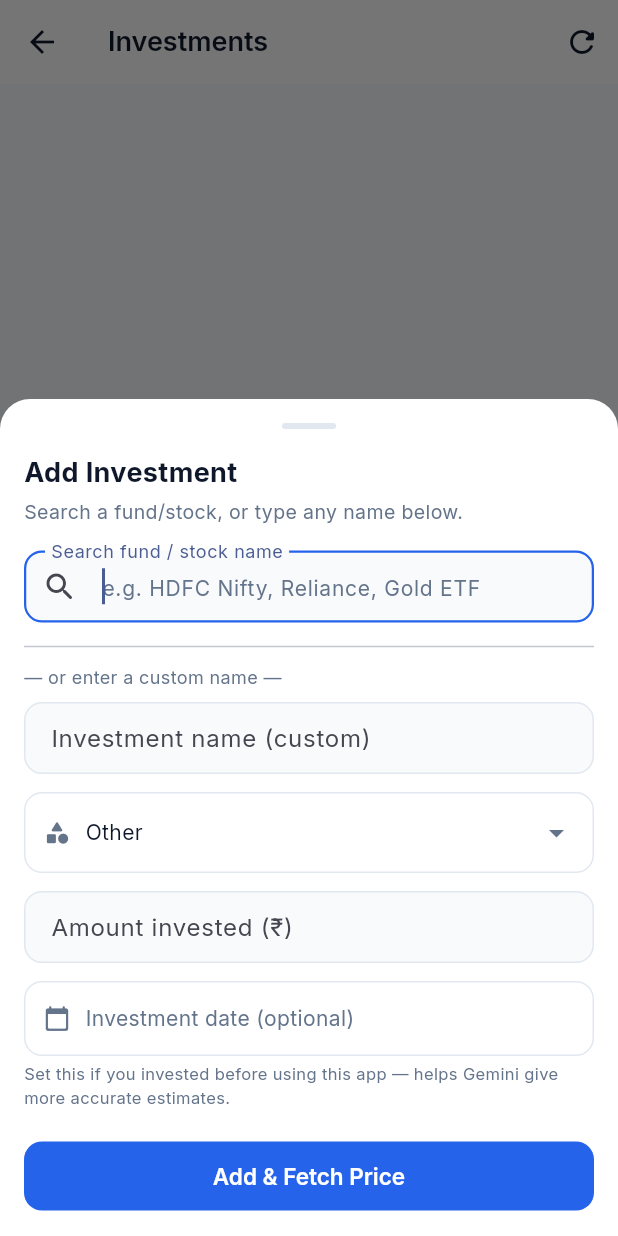
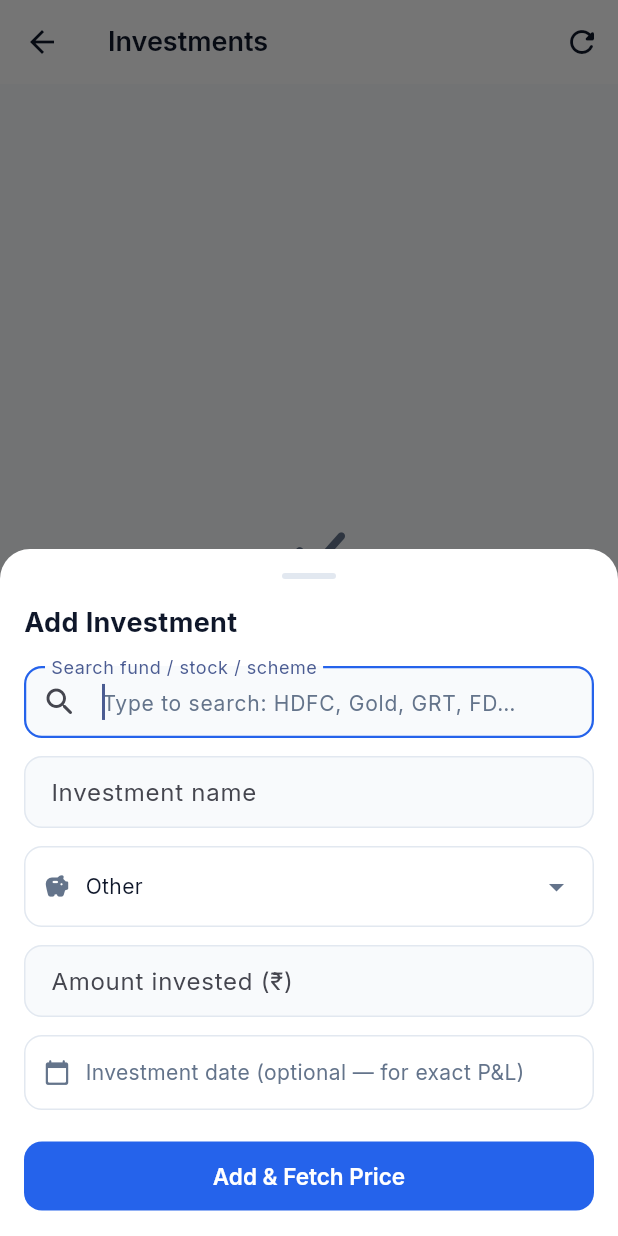
Before and after one commit to mushaahamed/financeapp, a Flutter app: the InvestmentsScreen screen opened directly, after a tap on "Add Investment", on a phone screen of 412 x 824 dp. Run offline on Flutter 3.47's test engine with Material 3 defaults, Android fonts, the phone set to English and light mode, and no system bars; our stand-ins replace fl_chart, flutter_riverpod, flutter_secure_storage, gap, google_fonts, sqflite; missing offline and left inert: workmanager; accounts and stored records are empty.

Commit message:
fix+feat: search all mutual funds, edit name bug, gold schemes, dashboard UX
Search:
- mfapi.in results: 5 → 10, total limit: 8 → 20
- Results dropdown is scrollable (maxHeight 220) with type icons
- Added GRT, Malabar, Tanishq, Joyalukkas, Kalyan, PNG, Senco gold schemes
- Added KSFE Chitty and general chit fund

Edit name bug fixed:
- Add sheet no longer has a "selected chip" hidden-name mode
- Search fills the always-visible, always-editable name field
- Shows "Auto-filled — edit freely" hint when populated from search
- Clearing search no longer wipes the name field

New types: gold_scheme (Gold Saving Scheme), chit_fund (Chit Fund)
- Added to constants, search, Gemini CAGR hints, and type picker

Dashboard cash balance:
- Removed the odd "Save" FilledButton crammed inside the row
- Now uses green check IconButton + textInputAction Done to save
- Font size bumped for better readability

Dashboard expense repeat chips:
- Replaced plain ActionChips with horizontal mini-cards
- Each card shows coloured category icon + title + amount
- Tapping adds the expense immediately

Co-Authored-By: Claude Sonnet 4.6 <noreply@anthropic.com>

```diff
--- a/lib/core/constants.dart
+++ b/lib/core/constants.dart
@@ -48,6 +48,8 @@ const kAssetTypes = [
   'real_estate',
   // Other
   'ulip',
+  'gold_scheme',
+  'chit_fund',
   'other',
 ];
 
@@ -72,6 +74,8 @@ const kAssetTypeLabels = {
   'physical_silver': 'Physical Silver',
   'real_estate': 'Real Estate',
   'ulip': 'ULIP',
+  'gold_scheme': 'Gold Saving Scheme',
+  'chit_fund': 'Chit Fund',
   'other': 'Other',
 };
 
@@ -104,6 +108,8 @@ const kAssetTypeGroups = {
   ],
   'Other': [
     'ulip',
+    'gold_scheme',
+    'chit_fund',
     'other',
   ],
 };
--- a/lib/data/services/gemini_service.dart
+++ b/lib/data/services/gemini_service.dart
@@ -97,6 +97,10 @@ class GeminiService {
         return 'Real estate appreciation in India: 6-10%/yr. Use 7%. Add rental yield if applicable.';
       case 'ulip':
         return 'ULIP equity avg CAGR after charges: 8-12%/yr. Use 10%.';
+      case 'gold_scheme':
+        return 'Gold saving scheme: tracks gold price. India gold CAGR: 8-12%/yr. Use 10%.';
+      case 'chit_fund':
+        return 'Chit fund: returns vary 8-15%/yr depending on auction discounts. Use 10%.';
       default:
         return 'Use a conservative 8% annual return estimate.';
     }
--- a/lib/data/services/search_service.dart
+++ b/lib/data/services/search_service.dart
@@ -169,10 +169,23 @@ class SearchService {
     ('ULIP - Bajaj Allianz', null, 'ulip'),
   ];
 
+  // Gold Saving Schemes & Chit Funds
+  static const _goldSchemes = [
+    ('GRT Gold Saving Scheme', null, 'gold_scheme'),
+    ('Malabar Gold Scheme', null, 'gold_scheme'),
+    ('Tanishq Golden Harvest', null, 'gold_scheme'),
+    ('Joyalukkas Gold Scheme', null, 'gold_scheme'),
+    ('Kalyan Jewellers Gold Plan', null, 'gold_scheme'),
+    ('PNG Gold Saving Scheme', null, 'gold_scheme'),
+    ('Senco Gold Scheme', null, 'gold_scheme'),
+    ('Chit Fund (general)', null, 'chit_fund'),
+    ('KSFE Chitty', null, 'chit_fund'),
+  ];
+
   /// Search mutual funds (live mfapi.in) + all offline instruments.
   /// Returns up to [limit] deduplicated results. Never throws.
   static Future<List<InvestmentSuggestion>> search(String query,
-      {int limit = 8}) async {
+      {int limit = 20}) async {
     final q = query.trim().toLowerCase();
     if (q.isEmpty) return [];
 
@@ -193,7 +206,7 @@ class SearchService {
       final res = await http.get(uri).timeout(const Duration(seconds: 6));
       if (res.statusCode == 200) {
         final list = jsonDecode(res.body) as List<dynamic>;
-        for (final item in list.take(5)) {
+        for (final item in list.take(10)) {
           final name = item['schemeName'] as String? ?? '';
           if (name.isEmpty) continue;
           add(InvestmentSuggestion(
@@ -251,6 +264,11 @@ class SearchService {
         add(InvestmentSuggestion(name: name, symbol: null, type: type));
       }
     }
+    for (final (name, sym, type) in _goldSchemes) {
+      if (name.toLowerCase().contains(q)) {
+        add(InvestmentSuggestion(name: name, symbol: sym, type: type));
+      }
+    }
 
     return results;
   }
--- a/lib/presentation/screens/investments/investments_screen.dart
+++ b/lib/presentation/screens/investments/investments_screen.dart
@@ -400,16 +400,13 @@ class _AddInvestmentSheet extends StatefulWidget {
 }
 
 class _AddInvestmentSheetState extends State<_AddInvestmentSheet> {
-  // Step 1 — search
   final _searchCtrl = TextEditingController();
+  final _nameCtrl = TextEditingController();
+  final _amountCtrl = TextEditingController();
   List<InvestmentSuggestion> _suggestions = [];
   bool _searching = false;
-  InvestmentSuggestion? _selected;
-
-  // Step 2 — details
-  final _nameCtrl = TextEditingController();
-  final _amountCtrl = TextEditingController();
   String _type = 'other';
+  String? _autoFilledFrom; // shows "Auto-filled from search" label
   DateTime? _investedAt;
   bool _saving = false;
 
@@ -433,21 +430,13 @@ class _AddInvestmentSheetState extends State<_AddInvestmentSheet> {
 
   void _selectSuggestion(InvestmentSuggestion s) {
     setState(() {
-      _selected = s;
       _nameCtrl.text = s.name;
       _type = s.type;
       _suggestions = [];
+      _searchCtrl.clear();
+      _autoFilledFrom = s.name;
     });
     FocusScope.of(context).unfocus();
-  }
-
-  void _clearSelection() {
-    setState(() {
-      _selected = null;
-      _searchCtrl.clear();
-      _nameCtrl.clear();
-      _suggestions = [];
-    });
   }
 
   Future<void> _pickType(BuildContext context) async {
@@ -472,9 +461,6 @@ class _AddInvestmentSheetState extends State<_AddInvestmentSheet> {
     if (picked != null) setState(() => _investedAt = picked);
   }
 
-  String _formatDate(DateTime d) =>
-      '${d.day} ${_months[d.month - 1]} ${d.year}';
-
   static const _months = [
     'Jan','Feb','Mar','Apr','May','Jun',
     'Jul','Aug','Sep','Oct','Nov','Dec'
@@ -494,10 +480,10 @@ class _AddInvestmentSheetState extends State<_AddInvestmentSheet> {
       return;
     }
     setState(() => _saving = true);
+    // Find symbol from search suggestions history — if name matches autoFill, use suggestion symbol
     final asset = InvestmentAsset(
       name: name,
       type: _type,
-      symbol: _selected?.symbol,
       amountInvested: amount,
       createdAt: DateTime.now(),
       investedAt: _investedAt,
@@ -505,7 +491,6 @@ class _AddInvestmentSheetState extends State<_AddInvestmentSheet> {
     final newId =
         await widget.parentRef.read(investmentsProvider.notifier).addAndGetId(asset);
     if (mounted) Navigator.pop(context);
-    // Auto-fetch price for the just-added asset
     if (newId != null) {
       final assets = widget.parentRef.read(investmentsProvider).value ?? [];
       final candidates = assets.where((a) => a.id == newId).toList();
@@ -545,23 +530,17 @@ class _AddInvestmentSheetState extends State<_AddInvestmentSheet> {
               const Gap(16),
               const Text('Add Investment',
                   style: TextStyle(fontSize: 18, fontWeight: FontWeight.w700)),
-              const Gap(4),
-              const Text(
-                'Search a fund/stock, or type any name below.',
-                style: TextStyle(fontSize: 13, color: kTextSecondary),
-              ),
               const Gap(16),
 
-              // ── Search field ──
-              if (_selected == null) ...[
+              // ── Search bar (populates name below) ──
               TextField(
                 controller: _searchCtrl,
                 autofocus: true,
                 textCapitalization: TextCapitalization.words,
                 onChanged: _onSearchChanged,
                 decoration: InputDecoration(
-                    labelText: 'Search fund / stock name',
-                    hintText: 'e.g. HDFC Nifty, Reliance, Gold ETF',
+                  labelText: 'Search fund / stock / scheme',
+                  hintText: 'Type to search: HDFC, Gold, GRT, FD…',
                   prefixIcon: const Icon(Icons.search_rounded),
                   suffixIcon: _searching
                       ? const Padding(
@@ -571,20 +550,35 @@ class _AddInvestmentSheetState extends State<_AddInvestmentSheet> {
                               height: 16,
                               child: CircularProgressIndicator(
                                   strokeWidth: 2)))
+                      : _searchCtrl.text.isNotEmpty
+                          ? IconButton(
+                              icon: const Icon(Icons.clear_rounded, size: 18),
+                              onPressed: () {
+                                _searchCtrl.clear();
+                                setState(() => _suggestions = []);
+                              })
                           : null,
                 ),
               ),
+
+              // ── Dropdown results ──
               if (_suggestions.isNotEmpty) ...[
-                  const Gap(6),
+                const Gap(4),
                 Container(
+                  constraints: const BoxConstraints(maxHeight: 220),
                   decoration: BoxDecoration(
                     color: kCard,
                     border: Border.all(color: kDivider),
                     borderRadius: BorderRadius.circular(kRadius),
+                    boxShadow: [
+                      BoxShadow(
+                          color: Colors.black.withOpacity(0.06),
+                          blurRadius: 8,
+                          offset: const Offset(0, 2)),
+                    ],
                   ),
                   child: ListView.separated(
                     shrinkWrap: true,
-                      physics: const NeverScrollableScrollPhysics(),
                     itemCount: _suggestions.length,
                     separatorBuilder: (_, __) =>
                         const Divider(height: 1, indent: 16),
@@ -592,13 +586,13 @@ class _AddInvestmentSheetState extends State<_AddInvestmentSheet> {
                       final s = _suggestions[i];
                       return ListTile(
                         dense: true,
+                        leading: _typeIcon(s.type),
                         title: Text(s.name,
                             style: const TextStyle(
                                 fontSize: 13,
                                 fontWeight: FontWeight.w500)),
                         subtitle: Text(
-                              '${kAssetTypeLabels[s.type] ?? s.type}'
-                              '${s.symbol != null ? ' · ${s.symbol}' : ''}',
+                            kAssetTypeLabels[s.type] ?? s.type,
                             style: const TextStyle(
                                 fontSize: 11, color: kTextSecondary)),
                         onTap: () => _selectSuggestion(s),
@@ -607,65 +601,33 @@ class _AddInvestmentSheetState extends State<_AddInvestmentSheet> {
                   ),
                 ),
               ],
-                // Allow typing a custom name without selecting a suggestion
-                const Gap(8),
-                const Divider(),
-                const Gap(4),
-                const Text('— or enter a custom name —',
-                    style:
-                        TextStyle(fontSize: 12, color: kTextSecondary)),
-                const Gap(8),
+
+              const Gap(12),
+
+              // ── Name field (always editable) ──
               TextFormField(
                 controller: _nameCtrl,
                 textCapitalization: TextCapitalization.words,
-                  decoration: const InputDecoration(
-                      labelText: 'Investment name (custom)',
-                      hintText: 'e.g. PPF, NPS, Physical Gold'),
-                ),
-              ] else ...[
-                // Selected state — show chip + clear button
-                Container(
-                  padding: const EdgeInsets.symmetric(
-                      horizontal: 12, vertical: 10),
-                  decoration: BoxDecoration(
-                    color: kPrimaryLight,
-                    borderRadius: BorderRadius.circular(kRadius),
-                    border: Border.all(color: kPrimary.withOpacity(0.3)),
-                  ),
-                  child: Row(
-                    children: [
-                      const Icon(Icons.check_circle_rounded,
-                          color: kPrimary, size: 18),
-                      const Gap(8),
-                      Expanded(
-                        child: Column(
-                          crossAxisAlignment: CrossAxisAlignment.start,
-                          children: [
-                            Text(_selected!.name,
-                                style: const TextStyle(
-                                    fontWeight: FontWeight.w600,
-                                    fontSize: 14)),
-                            Text(
-                                '${kAssetTypeLabels[_selected!.type] ?? _selected!.type}'
-                                '${_selected!.symbol != null ? ' · ${_selected!.symbol}' : ''}',
-                                style: const TextStyle(
-                                    fontSize: 12, color: kTextSecondary)),
-                          ],
+                onChanged: (_) {
+                  if (_autoFilledFrom != null &&
+                      _nameCtrl.text != _autoFilledFrom) {
+                    setState(() => _autoFilledFrom = null);
+                  }
+                },
+                decoration: InputDecoration(
+                  labelText: 'Investment name',
+                  hintText: 'e.g. HDFC Nifty 50, GRT Gold, PPF',
+                  helperText: _autoFilledFrom != null
+                      ? 'Auto-filled — edit freely'
+                      : null,
+                  helperStyle: const TextStyle(
+                      color: kPrimary, fontSize: 11),
                 ),
               ),
-                      IconButton(
-                        icon: const Icon(Icons.close_rounded, size: 18),
-                        onPressed: _clearSelection,
-                      ),
-                    ],
-                  ),
-                ),
-              ],
 
               const Gap(12),
 
-              // ── Type picker (only shown for custom entry) ──
-              if (_selected == null) ...[
+              // ── Type picker ──
               GestureDetector(
                 onTap: () => _pickType(context),
                 child: Container(
@@ -677,8 +639,7 @@ class _AddInvestmentSheetState extends State<_AddInvestmentSheet> {
                   ),
                   child: Row(
                     children: [
-                        const Icon(Icons.category_rounded,
-                            size: 18, color: kTextSecondary),
+                      _typeIcon(_type),
                       const Gap(10),
                       Expanded(
                         child: Text(
@@ -692,13 +653,12 @@ class _AddInvestmentSheetState extends State<_AddInvestmentSheet> {
                   ),
                 ),
               ),
+
               const Gap(12),
-              ],
 
               // ── Amount ──
               TextFormField(
                 controller: _amountCtrl,
-                autofocus: _selected != null,
                 keyboardType:
                     const TextInputType.numberWithOptions(decimal: true),
                 inputFormatters: [
@@ -730,8 +690,8 @@ class _AddInvestmentSheetState extends State<_AddInvestmentSheet> {
                       Expanded(
                         child: Text(
                           _investedAt != null
-                              ? 'Invested on ${_formatDate(_investedAt!)}'
-                              : 'Investment date (optional)',
+                              ? 'Invested on ${_investedAt!.day} ${_months[_investedAt!.month - 1]} ${_investedAt!.year}'
+                              : 'Investment date (optional — for exact P&L)',
                           style: TextStyle(
                               fontSize: 14,
                               color: _investedAt != null
@@ -748,11 +708,6 @@ class _AddInvestmentSheetState extends State<_AddInvestmentSheet> {
                     ],
                   ),
                 ),
-              ),
-              const Gap(4),
-              const Text(
-                'Set this if you invested before using this app — helps Gemini give more accurate estimates.',
-                style: TextStyle(fontSize: 11, color: kTextSecondary),
               ),
 
               const Gap(20),
@@ -775,6 +730,35 @@ class _AddInvestmentSheetState extends State<_AddInvestmentSheet> {
         ),
       ),
     );
+  }
+
+  Widget _typeIcon(String type) {
+    final icons = <String, IconData>{
+      'mutual_fund': Icons.account_balance_rounded,
+      'stocks': Icons.trending_up_rounded,
+      'us_stocks': Icons.public_rounded,
+      'gold_etf': Icons.bar_chart_rounded,
+      'silver_etf': Icons.bar_chart_rounded,
+      'reit': Icons.apartment_rounded,
+      'crypto': Icons.currency_bitcoin_rounded,
+      'fixed_deposit': Icons.lock_rounded,
+      'recurring_deposit': Icons.repeat_rounded,
+      'ppf': Icons.account_balance_rounded,
+      'epf': Icons.work_rounded,
+      'nps': Icons.elderly_rounded,
+      'nsc': Icons.savings_rounded,
+      'sgb': Icons.monetization_on_rounded,
+      'bonds': Icons.receipt_long_rounded,
+      'post_office': Icons.mail_rounded,
+      'physical_gold': Icons.diamond_rounded,
+      'physical_silver': Icons.circle_rounded,
+      'real_estate': Icons.home_rounded,
+      'ulip': Icons.security_rounded,
+      'gold_scheme': Icons.diamond_rounded,
+      'chit_fund': Icons.groups_rounded,
+    };
+    return Icon(icons[type] ?? Icons.savings_rounded,
+        size: 18, color: kTextSecondary);
   }
 }
 
```
Also changed, not shown: lib/presentation/screens/dashboard/dashboard_screen.dart (+96 -33 lines). Lines whose indentation alone changed are shown as unchanged.
